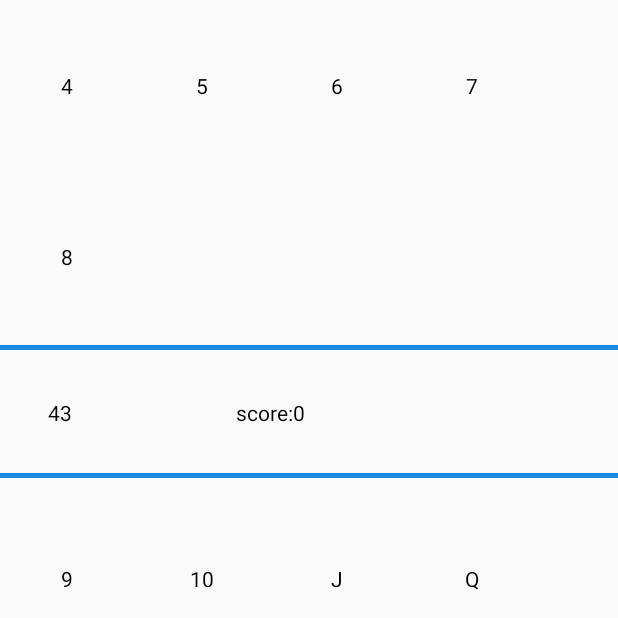
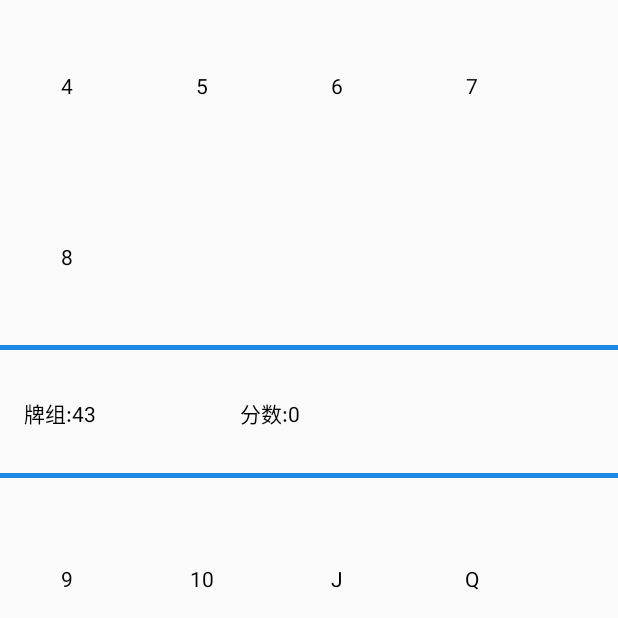
Before and after one commit to rainf0rest/fishing_card, an Android app: the GameActivity screen opened directly, with no data from a screen before it, on a phone screen of 412 x 824 dp, the top half of it. Run offline under Robolectric (Android 15) with nearby library versions, the phone set to English and light mode, and no system bars; plain views replace ButtonFloatSmall; 2 statements that could not run were skipped.

Commit message:
改为中文提示

```diff
--- a/app/src/main/java/com/example/rain/fishingcard/GameActivity.java
+++ b/app/src/main/java/com/example/rain/fishingcard/GameActivity.java
@@ -143,8 +143,8 @@ public class GameActivity extends Activity{
         rod2.setText("" + getAPoint());
         rod3.setText("" + getAPoint());
         rod4.setText("" + getAPoint());
-        scoreText.setText("score:" + score);
-        cardLaveText.setText("" + gamePoker.getLave());
+        scoreText.setText("分数:" + score);
+        cardLaveText.setText("牌组:" + gamePoker.getLave());
         comboText.setText("");
 
 
@@ -362,9 +362,9 @@ public class GameActivity extends Activity{
         int t = oldLave - gamePoker.getLave();
         combo++;
         score += t * 10 * combo;
-        scoreText.setText("score:" + score);
-        cardLaveText.setText("" + gamePoker.getLave());
-        comboText.setText("X" + combo);
+        scoreText.setText("分数:" + score);
+        cardLaveText.setText("牌组:" + gamePoker.getLave());
+        comboText.setText("" + combo + "连击");
         //comboText.setText("check");
     }
 
```
